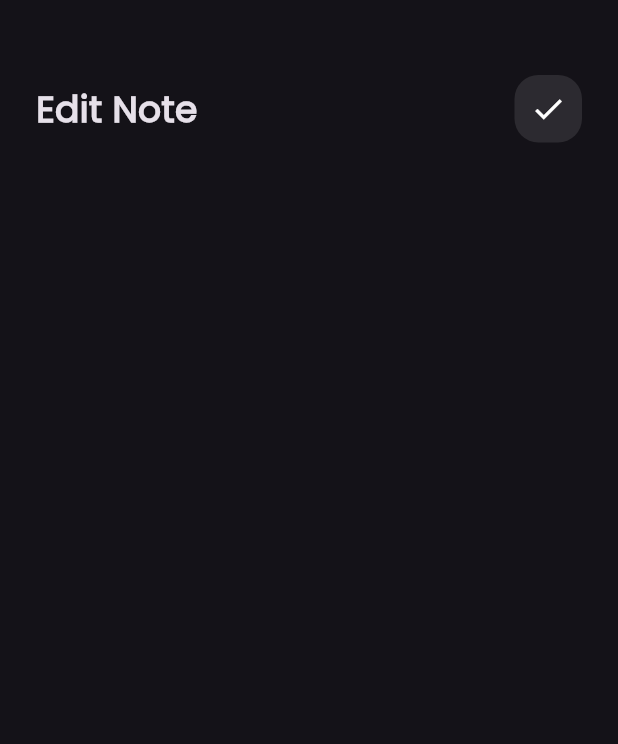
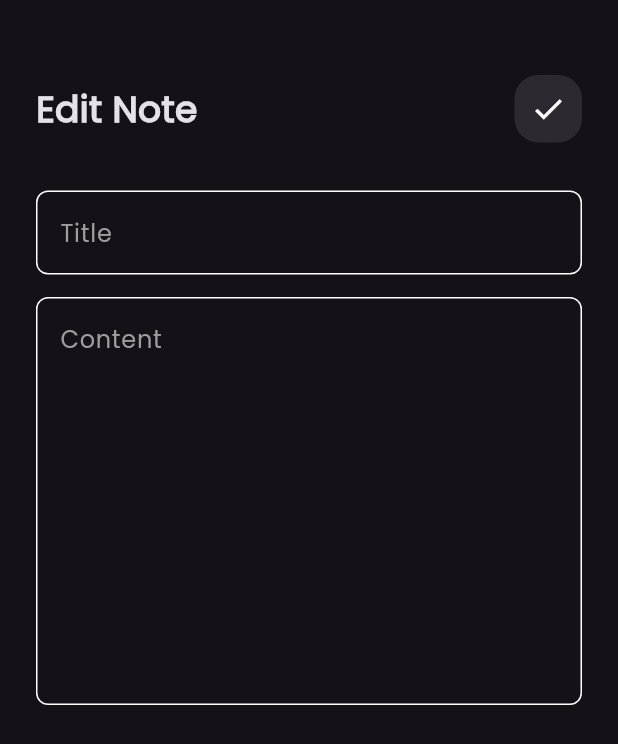
Before and after one commit to 7abrouk/NoteApp, a Flutter app: the EditNotesView screen opened directly, on a phone screen of 412 x 824 dp. Shown: the top 744 px of the screen. Run offline on Flutter 3.47's test engine with Material 3 defaults, Android fonts, the phone set to English and light mode, and no system bars.

Commit message:
edit note view ui done

```diff
--- a/lib/widgets/add_note_bottom_sheet.dart
+++ b/lib/widgets/add_note_bottom_sheet.dart
@@ -9,8 +9,8 @@ class AddNoteBottomSheet extends StatelessWidget {
   Widget build(BuildContext context) {
     return Padding(
       padding: const EdgeInsets.symmetric(horizontal: 16),
-      child: SingleChildScrollView(
       child: Column(
+        mainAxisSize: MainAxisSize.min,
         children: [
           SizedBox(
             height: 32,
@@ -29,7 +29,6 @@ class AddNoteBottomSheet extends StatelessWidget {
           CustomButton(),
         ],
       ),
-      ),
     );
   }
 }
--- a/lib/widgets/edit_notes_view_body.dart
+++ b/lib/widgets/edit_notes_view_body.dart
@@ -1,5 +1,6 @@
 import 'package:flutter/material.dart';
 import 'package:note_app/widgets/custom_app_bar.dart';
+import 'package:note_app/widgets/custom_text_field.dart';
 
 class EditNotesViewBody extends StatelessWidget {
   const EditNotesViewBody({super.key});
@@ -12,6 +13,10 @@ class EditNotesViewBody extends StatelessWidget {
         children: [
           SizedBox(height: 50,),
           CustomAppBar(title: 'Edit Note', icon:Icons.check,),
+          SizedBox(height: 32,),
+          CustomTextField(hintText: 'Title'),
+          SizedBox(height: 15,),
+          CustomTextField(hintText: 'Content',maxLines: 10,),
         ],
       ),
     );
```
Also changed, not shown: lib/views/notes_view.dart (+10 -5 lines). Lines whose indentation alone changed are shown as unchanged.
